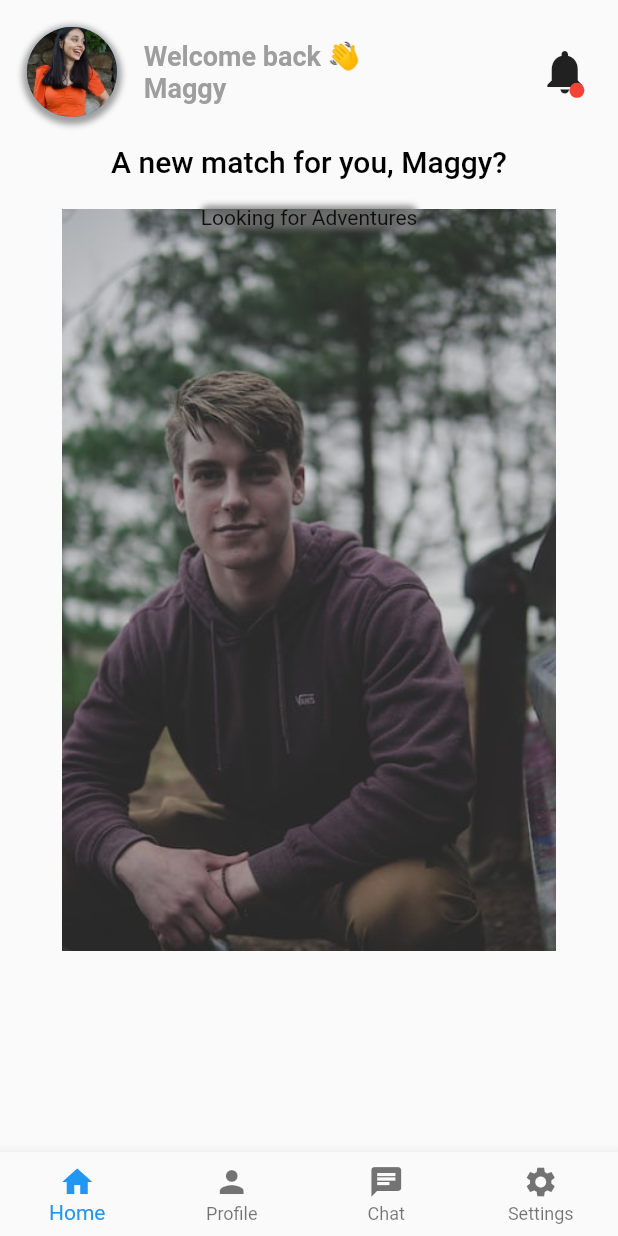
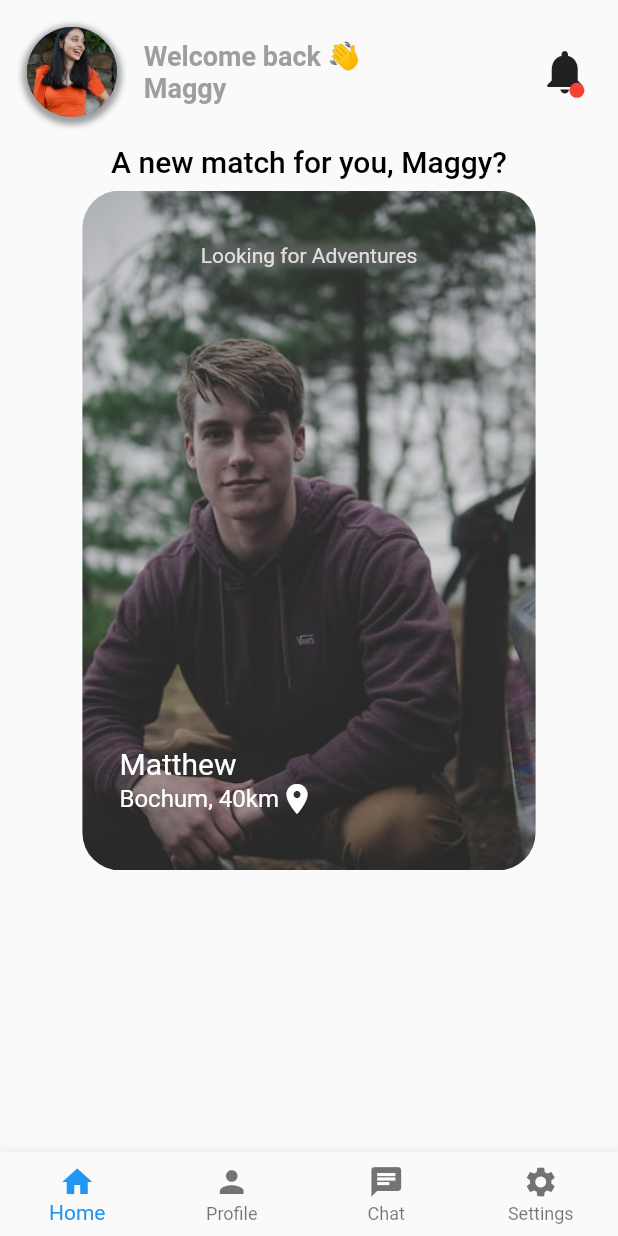
Before and after one commit to leon-mel/pometri, a Flutter app: the screen it shows after launch, on a phone screen of 412 x 824 dp. Run offline on Flutter 3.47's test engine with Material 2 defaults, Android fonts, the phone set to English and light mode, and no system bars; our stand-ins replace bloc, dartz, firebase_auth, firebase_core, flutter_bloc, flutter_bounce and 2 more; accounts and stored records are empty.

Commit message:
updating ui

```diff
--- a/lib/homemenu/home_screen_new.dart
+++ b/lib/homemenu/home_screen_new.dart
@@ -15,7 +15,8 @@ class HomeScreenNew extends StatelessWidget {
   Widget build(BuildContext context) {
     return BlocBuilder<HomeBloc, HomeState>(
       builder: (context, state) {
-        return Column(
+        return SafeArea(
+          child: Column(
             mainAxisAlignment: MainAxisAlignment.start,
             children: [
               Padding(
@@ -24,8 +25,9 @@ class HomeScreenNew extends StatelessWidget {
                   mainAxisAlignment: MainAxisAlignment.spaceBetween,
                   children: [
                     Container(
-                    decoration:
-                        const BoxDecoration(shape: BoxShape.circle, boxShadow: [
+                      decoration: const BoxDecoration(
+                          shape: BoxShape.circle,
+                          boxShadow: [
                             BoxShadow(
                                 blurRadius: 3,
                                 color: Colors.grey,
@@ -36,7 +38,7 @@ class HomeScreenNew extends StatelessWidget {
                           radius: 30,
                           backgroundImage: AssetImage("assets/user.png")),
                     ),
-                  const Column(
+                    Column(
                       crossAxisAlignment: CrossAxisAlignment.start,
                       children: [
                         Text(
@@ -86,30 +88,69 @@ class HomeScreenNew extends StatelessWidget {
                     fontWeight: FontWeight.w500,
                     color: Colors.black),
               ),
-            Stack(
+              Padding(
+                padding: const EdgeInsets.all(8.0),
+                child: Stack(
                   alignment: Alignment.topCenter,
                   children: [
-                Image.asset(
+                    ClipRRect(
+                      borderRadius: BorderRadius.circular(25),
+                      child: Image.asset(
                         "assets/user_2.png",
-                  width: SizeConfig.safeBlockHorizontal * 80,
-                  height: SizeConfig.safeBlockVertical * 65,
+                        height: SizeConfig.blockSizeVertical * 55,
+                      ),
                     ),
                     Padding(
-                  padding: const EdgeInsets.all(18.0),
+                      padding: const EdgeInsets.all(35.0),
                       child: Container(
                           margin: EdgeInsets.symmetric(horizontal: 20.0),
                           decoration: BoxDecoration(
                               borderRadius: BorderRadius.circular(5),
                               boxShadow: [
                                 BoxShadow(
-                                color: Colors.grey[600]!.withOpacity(0.8),
+                                    color: Colors.grey[700]!.withOpacity(0.8),
                                     blurRadius: 3)
                               ]),
-                      child: Text("Looking for Adventures")),
+                          child: Text(
+                            "Looking for Adventures",
+                            style:
+                                TextStyle(color: Colors.white.withOpacity(0.8)),
+                          )),
+                    ),
+                    Positioned(
+                      top: SizeConfig.safeBlockVertical * 45,
+                      left: SizeConfig.safeBlockHorizontal * 6,
+                      child: Align(
+                        alignment: Alignment.bottomLeft,
+                        child: Column(
+                            crossAxisAlignment: CrossAxisAlignment.start,
+                            children: [
+                              Text(
+                                "Matthew",
+                                style: TextStyle(
+                                    color: Colors.white, fontSize: 20),
+                              ),
+                              Row(
+                                children: [
+                                  Text(
+                                    "Bochum, 40km",
+                                    style: TextStyle(
+                                        color: Colors.white, fontSize: 16),
+                                  ),
+                                  Icon(
+                                    Icons.location_on,
+                                    color: Colors.white,
                                   )
                                 ],
                               )
+                            ]),
+                      ),
+                    )
                   ],
+                ),
+              )
+            ],
+          ),
         );
       },
     );
```
Also changed, not shown: pubspec.lock. Lines whose indentation alone changed are shown as unchanged.
